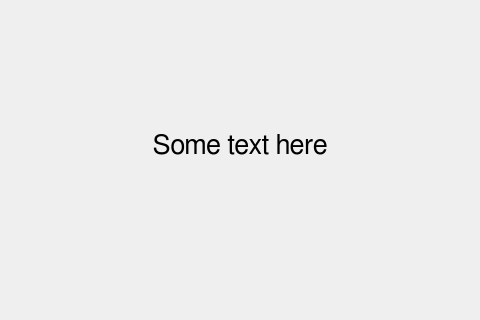
Above: splash.ui from fsantini/rasPyCNCController before the change. Below: the same form after it.
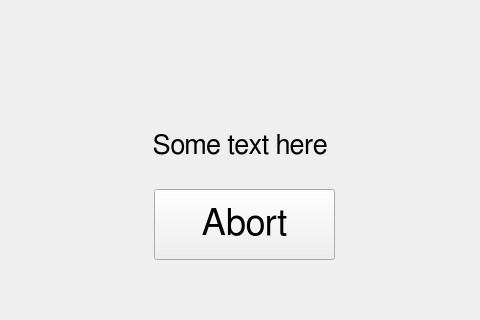
That is the form after the change.

The edit to the form file:
```diff
--- a/splash.ui
+++ b/splash.ui
@@ -35,6 +35,28 @@
     <set>Qt::AlignCenter</set>
    </property>
   </widget>
+  <widget class="QPushButton" name="AbortButton">
+   <property name="geometry">
+    <rect>
+     <x>154</x>
+     <y>189</y>
+     <width>181</width>
+     <height>71</height>
+    </rect>
+   </property>
+   <property name="font">
+    <font>
+     <family>FreeSans</family>
+     <pointsize>27</pointsize>
+     <weight>50</weight>
+     <bold>false</bold>
+     <kerning>true</kerning>
+    </font>
+   </property>
+   <property name="text">
+    <string>Abort</string>
+   </property>
+  </widget>
  </widget>
  <resources/>
  <connections/>
```
